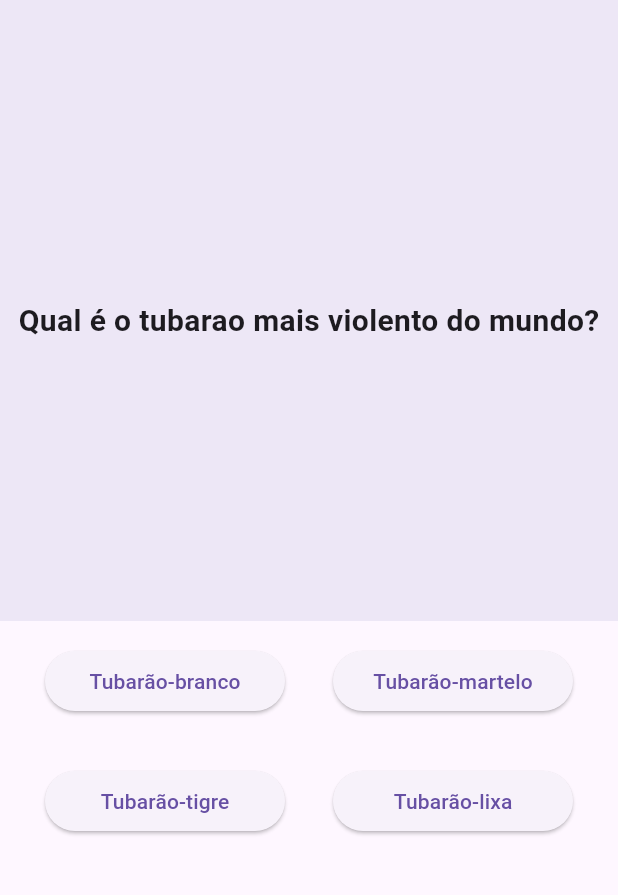
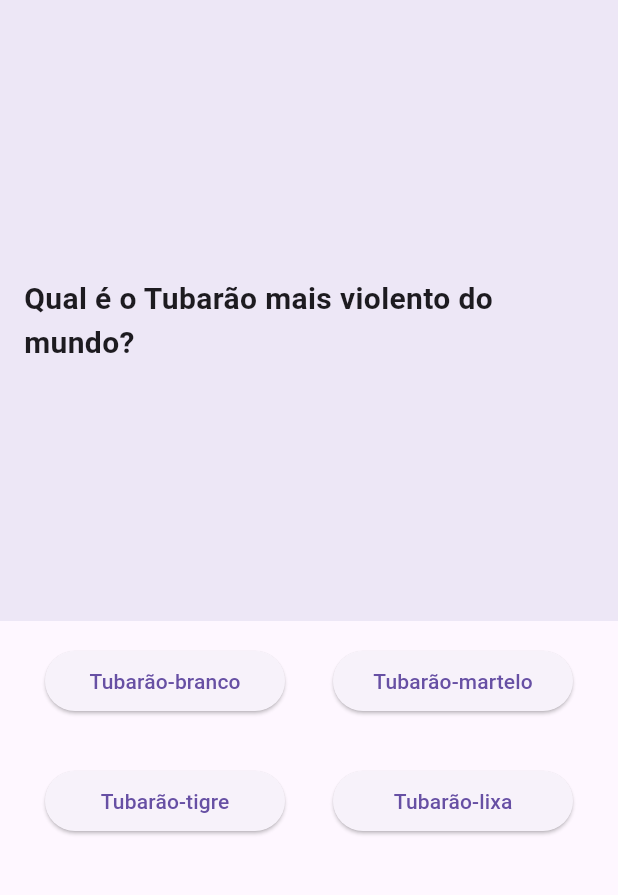
Before and after one commit to laurachristi1/quiz-flutter, a Flutter app: the screen it shows after launch, after a tap on "Mostre seu conhecimento marítmo!", on a phone screen of 412 x 824 dp, the part 63-958 px from its top. Run offline on Flutter 3.47's test engine with Material 3 defaults, Android fonts, the phone set to English and light mode, and no system bars; our stand-ins replace google_fonts.

Commit message:
Update quiz.dart

```diff
--- a/lib/quiz.dart
+++ b/lib/quiz.dart
@@ -14,7 +14,7 @@ class _QuizState extends State<Quiz> {
   bool? isCorrect;
   final List<Map<String, dynamic>> questions = [
     {
-      'questions': 'Qual é o tubarao mais violento do mundo?',
+      'questions': 'Qual é o Tubarão mais violento do mundo?',
       'answers': [
         'Tubarão-branco',
         'Tubarão-martelo',
@@ -30,7 +30,7 @@ class _QuizState extends State<Quiz> {
     },
     {
       'questions': 'Qual a Expectativa de vida de uma Baleia-azul?',
-      'answers': ['60- 70 anos', '70-80 anos', '80-90 anos', '90-100 anos'],
+      'answers': ['60-70 anos', '70-80 anos', '80-90 anos', '90-100 anos'],
       'correctAnswer': '80-90 anos'
     }
   ];
@@ -39,28 +39,30 @@ class _QuizState extends State<Quiz> {
       setState(() {
         currentQuestionIndex++;
       });
-    } else {
-      //adc para acabar
     }
   }
 
   void handleAnswer(String answer) {
     setState(() {
-      selectedAnswer == answer;
+      selectedAnswer = answer;
       isCorrect = answer == questions[currentQuestionIndex]['correctAnswer'];
-    });
+      if (!isCorrect!) {
+        currentQuestionIndex = 0;
+      } else {
+        Future.delayed(Duration(milliseconds: 300), () {
+          setState(() {
+            selectedAnswer = null;
+            isCorrect = null;
+            if (currentQuestionIndex < questions.length - 1) {
+              currentQuestionIndex++;
+            } else {
 
-    Future.delayed(Duration(seconds: 2), () {
-      selectedAnswer = null;
-      isCorrect = null;
-      if (currentQuestionIndex < questions.length - 1) {
-        currentQuestionIndex++;
-      } else {
-        //fazer algo aqui
+            }
+          });
+        });
       }
     });
   }
-
 
   @override
   Widget build(BuildContext context) {
@@ -75,6 +77,7 @@ class _QuizState extends State<Quiz> {
       body: Column(
         children: [
           Container(
+            padding: const EdgeInsets.all(16),
             color: Colors.deepPurple[50],
             width: double.infinity,
             height: 400,
```
